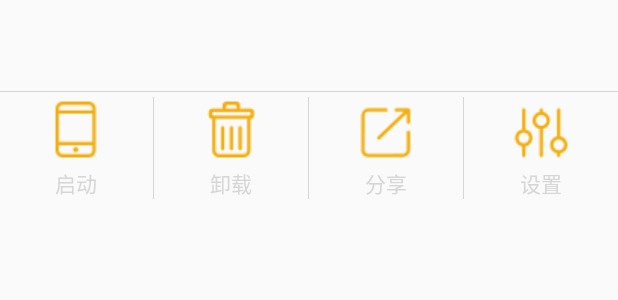
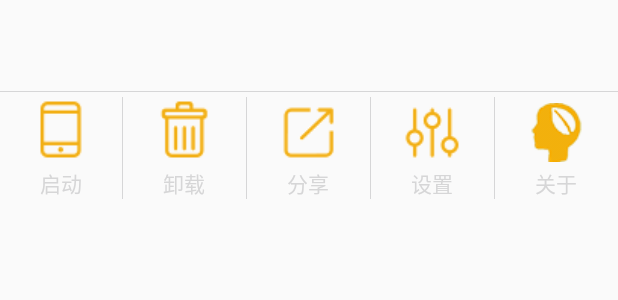
Before and after one commit to baldrsky/MobileGuard, an Android app: the layout item_appmanager_list.xml on its own in the app's theme, with its tools: preview values and no code run, on a phone screen of 412 x 824 dp. Shown: the top 300 px of the screen. Run offline under Robolectric (Android 15) with nearby library versions, the phone set to English and light mode, and no system bars.

Commit message:
更新应用管家

```diff
--- a/app/src/main/res/layout/item_appmanager_list.xml
+++ b/app/src/main/res/layout/item_appmanager_list.xml
@@ -74,6 +74,15 @@
             style="@style/tvyellow14sp"
             android:drawableTop="@drawable/settingicon_yellow_n"
             android:text="设置"/>
+        <View
+            android:layout_width="1px"
+            android:layout_height="match_parent"
+            android:background="@color/black30"/>
+        <TextView
+            android:id="@+id/tv_about_app"
+            style="@style/tvyellow14sp"
+            android:drawableTop="@drawable/abouticon_yellow_n"
+            android:text="关于"/>
 
     </LinearLayout>
 
```
Also changed, not shown: app/src/main/java/cn/edu/gdmec/android/mobileguard/m4appmanager/adapter/AppManagerAdapter.java (+7 -0 lines), app/src/main/java/cn/edu/gdmec/android/mobileguard/m4appmanager/utils/EngineUtils.java (+88 -30 lines), 1 other file.
